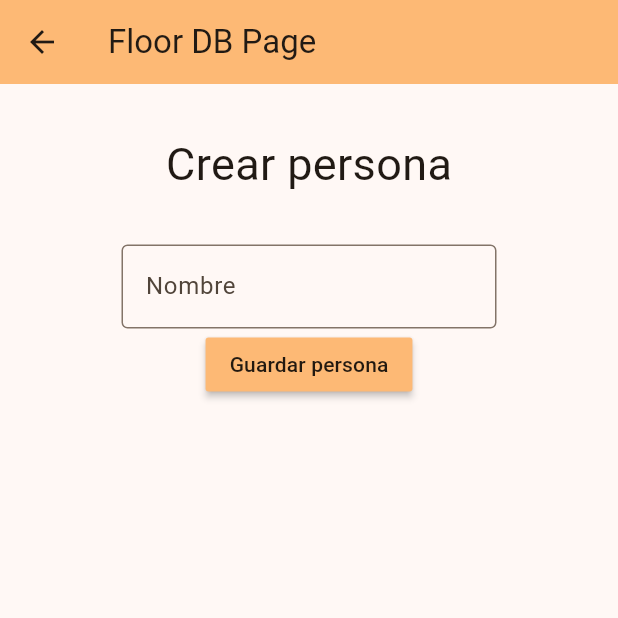
After one commit to figonzal1/ryc_flutter, a Flutter app: the screen it shows after launch, after a tap on "Floor Database", on a phone screen of 412 x 824 dp, the top half of it. The commit adds this screen. Run offline on Flutter 3.47's test engine with Material 3 defaults, Android fonts, the phone set to English and light mode, and no system bars; our stand-ins replace battery_plus, floor, google_maps_flutter, location, logger, permission_handler and 4 more; missing offline and left inert: android_intent_plus, external_app_launcher; accounts and stored records are empty; generated files the repository leaves out were written again.

Commit message:
funcionamiento basico de floor DB
Signed-off-by: figonzal1 <felipe.gonzalezalarcon94@gmail.com>

```diff
--- /dev/null
+++ b/lib/database/dao.dart
@@ -0,0 +1,14 @@
+import 'package:floor/floor.dart';
+import 'package:ryc_flutter/database/entities.dart';
+
+@dao
+abstract class PersonDao {
+  @Query("SELECT * FROM Person")
+  Future<List<Person>> findAllPerson();
+
+  @Insert(onConflict: OnConflictStrategy.fail)
+  Future<void> insertPerson(Person person);
+
+  @Query("SELECT * FROM Person WHERE id = :id")
+  Future<Person?> findPersonById(int id);
+}
--- /dev/null
+++ b/lib/database/database.dart
@@ -0,0 +1,13 @@
+import 'dart:async';
+import 'package:floor/floor.dart';
+import 'package:ryc_flutter/database/dao.dart';
+import 'package:ryc_flutter/database/entities.dart';
+import 'package:sqflite/sqflite.dart' as sqflite;
+
+part 'database.g.dart'; // the generated code will be there
+
+
+@Database(version: 1, entities: [Person, Pet])
+abstract class AppDatabase extends FloorDatabase {
+  PersonDao get personDao;
+}
--- /dev/null
+++ b/lib/database/entities.dart
@@ -0,0 +1,26 @@
+import 'package:floor/floor.dart';
+
+@Entity()
+class Person {
+  @PrimaryKey(autoGenerate: true)
+  final int id;
+
+  final String name;
+
+  Person(this.id, this.name);
+}
+
+@Entity(foreignKeys: [
+  ForeignKey(childColumns: ['person_id'], parentColumns: ['id'], entity: Person)
+])
+class Pet {
+  @PrimaryKey()
+  final int id;
+
+  final String name;
+
+  @ColumnInfo(name: 'person_id')
+  final int personId;
+
+  Pet(this.id, this.name, this.personId);
+}
--- /dev/null
+++ b/lib/database/floor_db_page.dart
@@ -0,0 +1,112 @@
+import 'package:floor/floor.dart';
+import 'package:flutter/material.dart';
+import 'package:logger/logger.dart';
+import 'package:ryc_flutter/database/dao.dart';
+import 'package:ryc_flutter/database/database.dart';
+import 'package:ryc_flutter/database/entities.dart';
+
+var logger = Logger();
+
+class FloorDbPage extends StatefulWidget {
+  const FloorDbPage({super.key, required this.title});
+
+  // This widget is the home page of your application. It is stateful, meaning
+  // that it has a State object (defined below) that contains fields that affect
+  // how it looks.
+
+  // This class is the configuration for the state. It holds the values (in this
+  // case the title) provided by the parent (in this case the App widget) and
+  // used by the build method of the State. Fields in a Widget subclass are
+  // always marked "final".
+
+  final String title;
+
+  @override
+  State<FloorDbPage> createState() => _FloorDbPageState();
+}
+
+class _FloorDbPageState extends State<FloorDbPage> {
+  var database;
+  var personDao;
+  String name = "";
+
+  @override
+  void initState() {
+    // TODO: implement initState
+    super.initState();
+    database = $FloorAppDatabase.databaseBuilder('app_database.db').build();
+  }
+
+  Future<void> savePerson(PersonDao personDao) async {
+    var person = Person(0, name);
+    await personDao.insertPerson(person);
+  }
+
+  Future<void> getList(PersonDao personDao) async {
+    var listado = await personDao.findAllPerson();
+
+    if (!listado.isEmpty) {
+      logger.d("Insert ${listado[0].name}");
+    } else {
+      logger.d("Listado personas, vacío");
+    }
+  }
+
+  @override
+  Widget build(BuildContext context) {
+    return Scaffold(
+      appBar: AppBar(
+        backgroundColor: Theme.of(context).colorScheme.inversePrimary,
+        title: Text(widget.title),
+      ),
+      body: Center(
+        child: Column(
+          crossAxisAlignment: CrossAxisAlignment.center,
+          children: [
+            const Padding(
+                padding: EdgeInsets.all(32.0),
+                child: Text(
+                  "Crear persona",
+                  style: TextStyle(fontSize: 30),
+                )),
+            FutureBuilder<AppDatabase>(
+                future: database,
+                builder: (BuildContext context,
+                    AsyncSnapshot<AppDatabase> snapshot) {
+                  if (snapshot.connectionState == ConnectionState.done) {
+                    var personDao = snapshot.data!.personDao;
+
+                    getList(personDao);
+
+                    return Column(children: [
+                      TextField(
+                        onChanged: (value) {
+                          name = value;
+                        },
+                        decoration: const InputDecoration(
+                            border: OutlineInputBorder(),
+                            hintText: "Nombre",
+                            constraints: BoxConstraints.tightFor(width: 250)),
+                      ),
+                      MaterialButton(
+                        onPressed: () async {
+                          logger.d("Boton presionado");
+                          savePerson(personDao);
+                        },
+                        color: Theme.of(context).colorScheme.inversePrimary,
+                        child: const Text("Guardar persona"),
+                      )
+                    ]);
+                  } else if (snapshot.connectionState ==
+                      ConnectionState.waiting) {
+                    return const CircularProgressIndicator();
+                  } else {
+                    return const Text("Ocurrió un error al construir la bd");
+                  }
+                }),
+          ],
+        ),
+      ),
+    );
+  }
+}
--- a/lib/main.dart
+++ b/lib/main.dart
@@ -1,5 +1,6 @@
 import 'package:flutter/material.dart';
 import 'package:ryc_flutter/battery/BatteryPage.dart';
+import 'package:ryc_flutter/database/floor_db_page.dart';
 import 'package:ryc_flutter/gmaps/MapsPage.dart';
 import 'package:ryc_flutter/gps/GpsPage.dart';
 import 'package:ryc_flutter/intents/IntentsPage.dart';
@@ -168,8 +169,7 @@ class ListPage extends StatelessWidget {
           ),
           ListTile(
             title: const Text("Shared Preferences"),
-            subtitle:
-                const Text("Ejemplo de uso de preferencias locales"),
+            subtitle: const Text("Ejemplo de uso de preferencias locales"),
             onTap: () {
               Navigator.push(
                 context,
@@ -191,6 +191,18 @@ class ListPage extends StatelessWidget {
                         const BatteryPage(title: "Battery Page")),
               );
             },
+          ),
+          ListTile(
+            title: const Text("Floor Database"),
+            subtitle: const Text("Ejemplo de interacción con Floor DB"),
+            onTap: () {
+              Navigator.push(
+                context,
+                MaterialPageRoute(
+                    builder: (context) =>
+                        const FloorDbPage(title: "Floor DB Page")),
+              );
+            },
           )
         ],
       ),
--- a/lib/shared_pref/SharedPrefPage.dart
+++ b/lib/shared_pref/SharedPrefPage.dart
@@ -45,6 +45,7 @@ class _SharedPrefPageState extends State<SharedPrefPage> {
   Future<void> getValue() async {
     final SharedPreferences prefs = await _prefs;
 
+    logger.d("Get value");
     setState(() {
       value = prefs.getString(valueKey) ?? "undefined";
     });
@@ -71,8 +72,8 @@ class _SharedPrefPageState extends State<SharedPrefPage> {
             ),
             const SizedBox(height: 20),
             TextField(
-              onChanged: (value) {
-                value = value;
+              onChanged: (newValue) {
+                value = newValue;
               },
               decoration: const InputDecoration(
                   constraints: BoxConstraints.tightFor(width: 250),
--- a/pubspec.yaml
+++ b/pubspec.yaml
@@ -46,6 +46,7 @@ dependencies:
   android_intent_plus: ^5.0.2
   shared_preferences: ^2.2.3
   battery_plus: ^6.0.1
+  floor: ^1.5.0
 
 dev_dependencies:
   flutter_test:
@@ -57,6 +58,8 @@ dev_dependencies:
   # package. See that file for information about deactivating specific lint
   # rules and activating additional ones.
   flutter_lints: ^3.0.0
+  floor_generator: ^1.5.0
+  build_runner: ^2.4.9
 
 # For information on the generic Dart part of this file, see the
 # following page: https://dart.dev/tools/pub/pubspec
```
Also changed, not shown: lib/database/database.g.dart (added), pubspec.lock, 1 other file.
